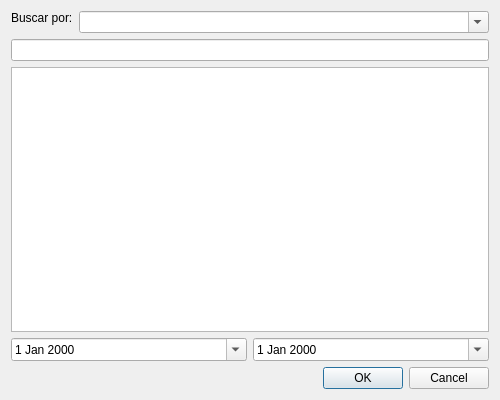
This is anadir.ui in ger-ator/turnos as Qt 5 draws it before an edit. The edited form follows.
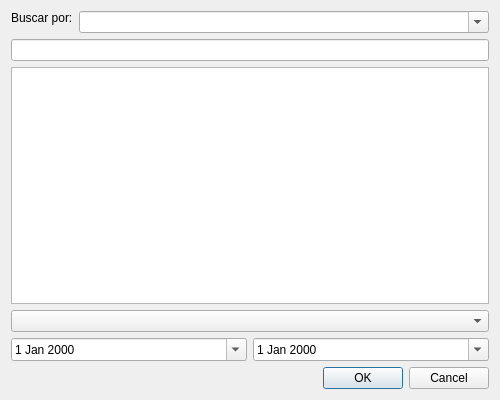
This is the edited form.

Diff of the .ui file:
```diff
--- a/anadir.ui
+++ b/anadir.ui
@@ -88,6 +88,13 @@
      </property>
     </widget>
    </item>
+   <item row="3" column="1">
+    <widget class="QComboBox" name="motivo_cbox">
+     <property name="editable">
+      <bool>false</bool>
+     </property>
+    </widget>
+   </item>
   </layout>
  </widget>
  <tabstops>
```
